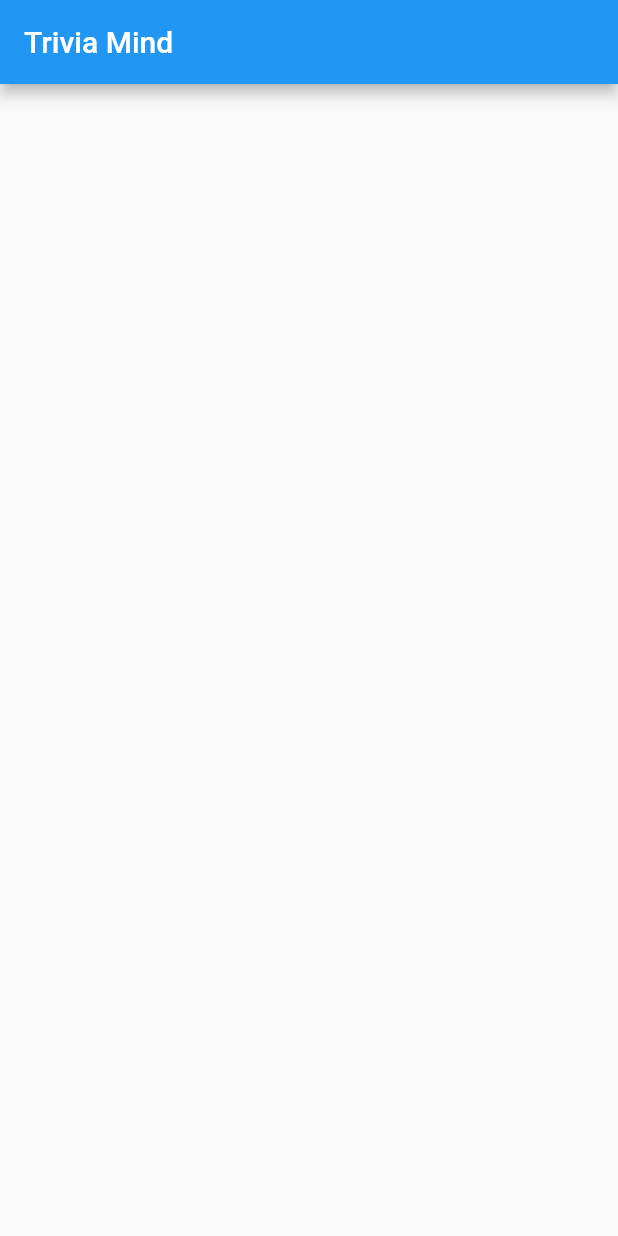
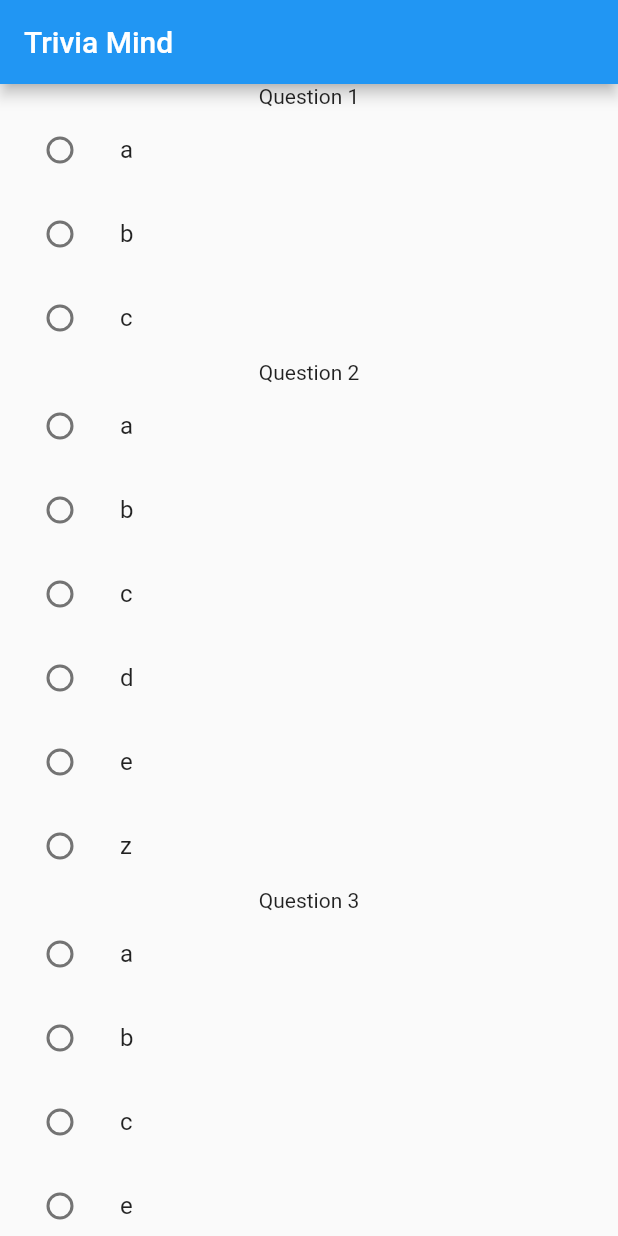
Before and after one commit to AvielCo/TriviaMind, a Flutter app: the screen it shows after launch, on a phone screen of 412 x 824 dp. Run offline on Flutter 3.47's test engine with Material 2 defaults, Android fonts, the light colour scheme and no system bars.

Commit message:
Will recieve a list of map that will be displayed for the user.

```diff
--- a/lib/main.dart
+++ b/lib/main.dart
@@ -1,19 +1,17 @@
 import 'package:flutter/material.dart';
 
+import './questions.dart';
+
 void main() {
-  runApp(TrivialMind());
+  runApp(TriviaMind());
 }
 
-class TrivialMind extends StatelessWidget {
-  // This widget is the root of your application.
-
+class TriviaMind extends StatelessWidget {
   @override
   Widget build(BuildContext context) {
-    return MaterialApp(
-        home: Scaffold(
-      appBar: AppBar(
-        title: Text("Trivia Mind"),
-      ),
-    ));
+    return MaterialApp(home: Scaffold(
+      appBar: AppBar(title: Text("Trivia Mind"),),
+      body: Center(child: Questions(),))
+      );
   }
 }
--- /dev/null
+++ b/lib/options.dart
@@ -0,0 +1,34 @@
+import 'package:flutter/material.dart';
+
+class Options extends StatefulWidget {
+  final List<String> options;
+  final int questionIndex;
+  Options(this.options, this.questionIndex);
+  @override
+  _OptionsState createState() => _OptionsState();
+}
+
+class _OptionsState extends State<Options> {
+  int groupValue = -1;
+  @override
+  Widget build(BuildContext context) {
+    return Column(
+      children: [
+        ...widget.options.asMap().entries.map((option) {
+          return ListTile(
+              title: Text(option.value),
+              leading: Radio(
+                  value: option.key,
+                  groupValue: groupValue,
+                  onChanged: (optionSelected) {
+                    setState(() {
+                      groupValue = optionSelected as int;
+                    });
+                    print(
+                        "Question #${widget.questionIndex}, Selected: $optionSelected");
+                  }));
+        }).toList()
+      ],
+    );
+  }
+}
--- /dev/null
+++ b/lib/questions.dart
@@ -0,0 +1,48 @@
+import 'package:flutter/material.dart';
+
+import 'options.dart';
+
+class Questions extends StatefulWidget {
+  final quiz = [
+    {
+      'question': 'Question 1',
+      'options': ['a', 'b', 'c'],
+      'correct': 1
+    },
+    {
+      'question': 'Question 2',
+      'options': ['a', 'b', 'c', 'd', 'e', 'z'],
+      'correct': 0
+    },
+    {
+      'question': 'Question 3',
+      'options': ['a', 'b', 'c', 'e'],
+      'correct': 2
+    },
+    {
+      'question': 'Question 4',
+      'options': ['a', 'b', 'c', 'd'],
+      'correct': 1
+    },
+  ];
+  @override
+  _QuestionsState createState() => _QuestionsState();
+}
+
+class _QuestionsState extends State<Questions> {
+  @override
+  Widget build(BuildContext context) {
+    return ListView(children: [
+      ...widget.quiz.asMap().entries.map((questionDetails) {
+        return Column(
+          children: [
+            Text(questionDetails.value['question'] as String),
+            Options(questionDetails.value['options'] as List<String>,
+                questionDetails.key)
+          ],
+        );
+      }).toList(),
+      ElevatedButton(onPressed: null, child: Text("Check answers"))
+    ]);
+  }
+}
--- a/pubspec.yaml
+++ b/pubspec.yaml
@@ -3,7 +3,7 @@ description: A new Flutter project.
 
 # The following line prevents the package from being accidentally published to
 # pub.dev using `pub publish`. This is preferred for private packages.
-publish_to: 'none' # Remove this line if you wish to publish to pub.dev
+publish_to: "none" # Remove this line if you wish to publish to pub.dev
 
 # The following defines the version and build number for your application.
 # A version number is three numbers separated by dots, like 1.2.43
@@ -24,10 +24,10 @@ dependencies:
   flutter:
     sdk: flutter
 
-
   # The following adds the Cupertino Icons font to your application.
   # Use with the CupertinoIcons class for iOS style icons.
   cupertino_icons: ^1.0.2
+  tuple: ^2.0.0
 
 dev_dependencies:
   flutter_test:
@@ -38,7 +38,6 @@ dev_dependencies:
 
 # The following section is specific to Flutter.
 flutter:
-
   # The following line ensures that the Material Icons font is
   # included with your application, so that you can use the icons in
   # the material Icons class.
```
Also changed, not shown: pubspec.lock.
